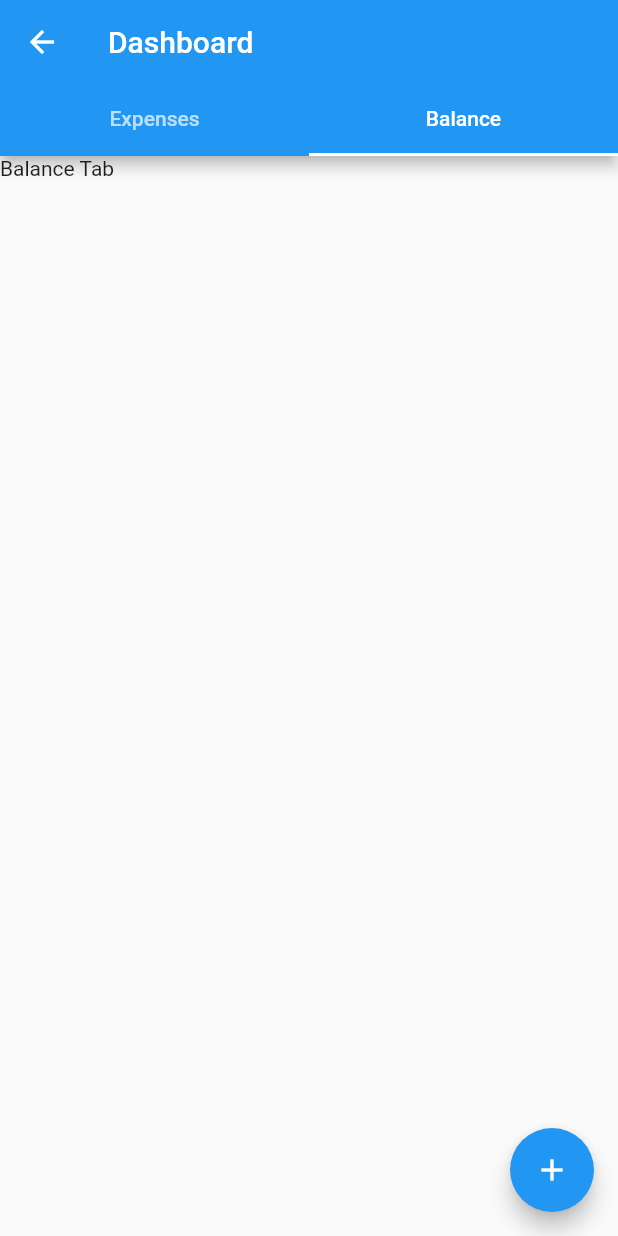
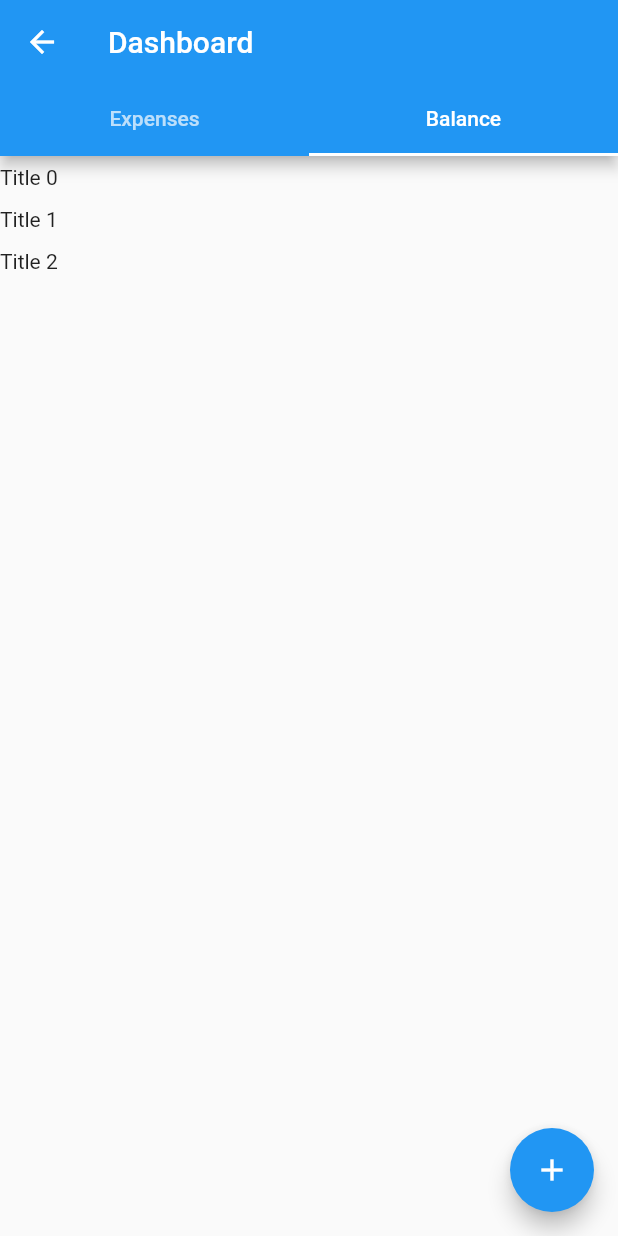
Before and after one commit to MarekD97/share-cost-app, a Flutter app: the DashboardView screen opened by its route, tab 2 chosen, on a phone screen of 412 x 824 dp. Run offline on Flutter 3.47's test engine with Material 2 defaults, Android fonts, the phone set to English and light mode, and no system bars; our stand-ins replace currency_text_input_formatter.

Commit message:
Add create expense view

```diff
--- a/lib/views/dashboard_view.dart
+++ b/lib/views/dashboard_view.dart
@@ -1,5 +1,6 @@
 import 'package:flutter/material.dart';
 import 'package:share_cost_app/components/expense_card.dart';
+import 'package:share_cost_app/routes.dart';
 
 class DashboardView extends StatefulWidget {
   const DashboardView({Key? key}) : super(key: key);
@@ -9,7 +10,6 @@ class DashboardView extends StatefulWidget {
 }
 
 class _DashboardViewState extends State<DashboardView> {
-
   final Widget _expenseTab = ListView.builder(
     itemBuilder: (context, index) => ExpenseCard(
         title: 'Item ${index + 1}',
@@ -18,10 +18,34 @@ class _DashboardViewState extends State<DashboardView> {
     itemCount: 20,
     padding: const EdgeInsets.fromLTRB(10.0, 10.0, 10.0, 60.0),
   );
-  final Widget _balanceTab = const Text('Balance Tab');
+  final Widget _balanceTab = Column(
+    children: [
+      SizedBox(
+        width: double.infinity,
+        height: 400.0,
+        child: ListView.builder(
+          itemBuilder: (context, index) => Row(
+            children: [
+              Text('Title $index'),
+              Container(
+                height: 20.0,
+                width: 200.0,
+                margin: EdgeInsets.all(4.000),
+              )
+            ],
+          ),
+          itemCount: 3,
+        ),
+      )
+    ],
+  );
 
   @override
   Widget build(BuildContext context) {
+    void navigateToCreateExpenseView() {
+      Navigator.pushNamed(context, Routes.createExpense);
+    }
+
     return DefaultTabController(
       length: 2,
       child: Scaffold(
@@ -38,7 +62,9 @@ class _DashboardViewState extends State<DashboardView> {
           ],
         ),
         floatingActionButton: FloatingActionButton(
-              onPressed: () {}, child: const Icon(Icons.add)),
+            onPressed: navigateToCreateExpenseView,
+            tooltip: 'Add an expense',
+            child: const Icon(Icons.add)),
       ),
     );
   }
--- a/pubspec.yaml
+++ b/pubspec.yaml
@@ -36,6 +36,8 @@ dependencies:
   # The following adds the Cupertino Icons font to your application.
   # Use with the CupertinoIcons class for iOS style icons.
   cupertino_icons: ^1.0.2
+  currency_text_input_formatter: ^2.1.8
+  intl: ^0.17.0
 
 dev_dependencies:
   flutter_test:
```
Also changed, not shown: lib/views/create_expense_view.dart (+69 -1 lines), pubspec.lock. Lines whose indentation alone changed are shown as unchanged.
